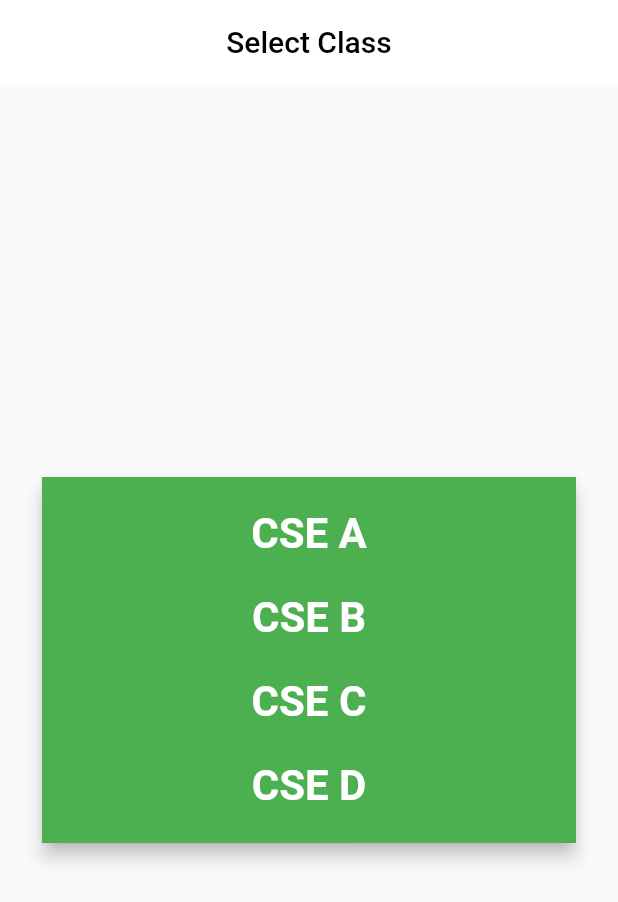
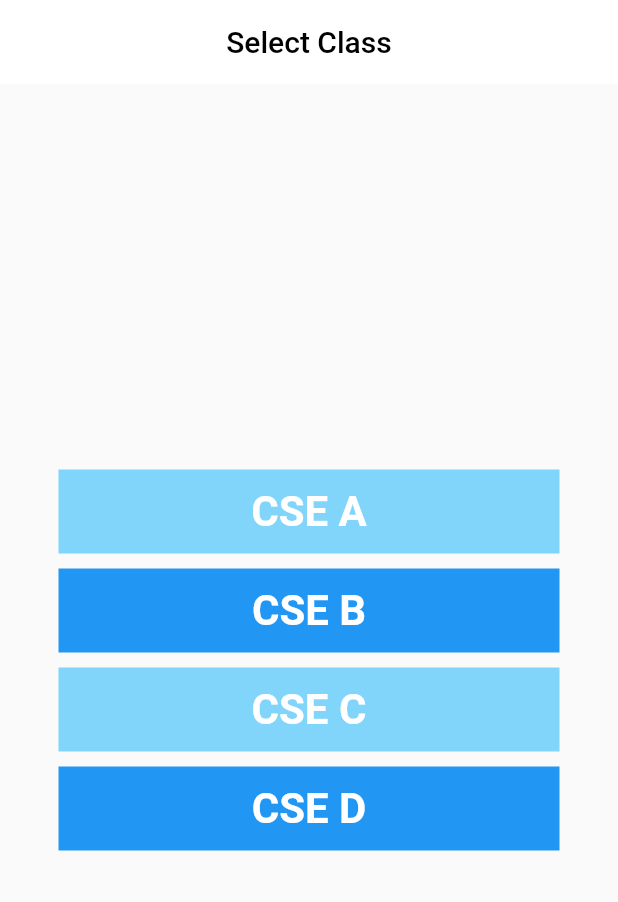
Before and after one commit to Revantark/classroom, a Flutter app: the screen it shows after launch, on a phone screen of 412 x 824 dp. Shown: the top 902 px of the screen. Run offline on Flutter 3.47's test engine with Material 2 defaults, Android fonts, the phone set to English and light mode, and no system bars; our stand-ins replace bloc, cloud_firestore, firebase_core, flutter_bloc, freezed_annotation, shared_preferences; accounts and stored records are empty; generated files the repository leaves out were written again.

Commit message:
More polished UI

```diff
--- a/lib/main.dart
+++ b/lib/main.dart
@@ -41,9 +41,9 @@ class MyApp extends StatelessWidget {
             ),
           ],
           child: Scaffold(
-                      body: SafeArea(
-              child: IndexPage()
-                      ),
+            body: SafeArea(
+                child: IndexPage()
+            ),
           ),
         ));
   }
--- a/lib/presentation/index.dart
+++ b/lib/presentation/index.dart
@@ -15,7 +15,7 @@ class IndexPage extends StatelessWidget {
         return const Center(child: const CircularProgressIndicator(),);
       } else if (state is ClassFound) {
         BlocProvider.of<FirestoreBloc>(context).add(FirestoreEvent.getData(state.classs));
-        return MyHomePage();
+        return MyHomePage(state.classs);
       } else if (state is ClassNotFound) {
         return SelectClass();
       } else {
--- a/lib/presentation/select_class.dart
+++ b/lib/presentation/select_class.dart
@@ -1,5 +1,7 @@
 import 'package:classroom/application/local_storage/localstorage_cubit.dart';
+import 'package:flutter/cupertino.dart';
 import 'package:flutter/material.dart';
+import 'package:flutter/rendering.dart';
 import 'package:flutter_bloc/flutter_bloc.dart';
 
 class SelectClass extends StatelessWidget {
@@ -7,9 +9,10 @@ class SelectClass extends StatelessWidget {
   @override
   Widget build(BuildContext context) {
     return Scaffold(
+      backgroundColor: Colors.grey[50],
       key: _key,
       appBar: AppBar(
-        backgroundColor: Colors.white,
+        backgroundColor:Colors.white,
         centerTitle: true,
         elevation: 0,
         title: const Text("Select Class",style: TextStyle(
@@ -19,41 +22,56 @@ class SelectClass extends StatelessWidget {
       body: Center(
         child: Padding(
           padding: const EdgeInsets.symmetric(horizontal: 24.0),
-          child: Card(
-            elevation: 5,
           child: Container(
             padding: const EdgeInsets.all(10),
-                      color: Colors.green,
             child: ListView(
               shrinkWrap: true,
               children: [
-                          ListTile(
+                Container(
+                  margin: EdgeInsets.all(5),
+                  color: Colors.lightBlue[200],
+                  child: ListTile(
                     title: _getText("CSE A"),
                     onTap: (){
                       BlocProvider.of<LocalstorageCubit>(context).changeClass('csea');
                     },
-            )  ,
+                  ),
+                ),
+                Container(
+                  margin: EdgeInsets.all(5),
 
-                ListTile(
+                  color: Colors.blue,
+                  child: ListTile(
                     title: _getText("CSE B"),
                     onTap: (){
                      BlocProvider.of<LocalstorageCubit>(context).changeClass('cseb');
                     },
                   ),
-                ListTile(
+                ),
+                Container(
+                  margin: EdgeInsets.all(5),
+
+                  color: Colors.lightBlue[200],
+                  child: ListTile(
+
                     title: _getText("CSE C"),
                     onTap: (){
                       BlocProvider.of<LocalstorageCubit>(context).changeClass('csec');
                     },
                   ),
-                ListTile(
+                ),
+                Container(
+                  margin: EdgeInsets.all(5),
+
+                  color: Colors.blue,
+                  child: ListTile(
                     title: _getText("CSE D"),
                     onTap: (){
                       BlocProvider.of<LocalstorageCubit>(context).changeClass('csed');
                     },
+                  ),
                 )
               ],
-            ),
             ),
           ),
         ),
```
Also changed, not shown: lib/presentation/home.dart (+110 -7 lines). Lines whose indentation alone changed are shown as unchanged.
